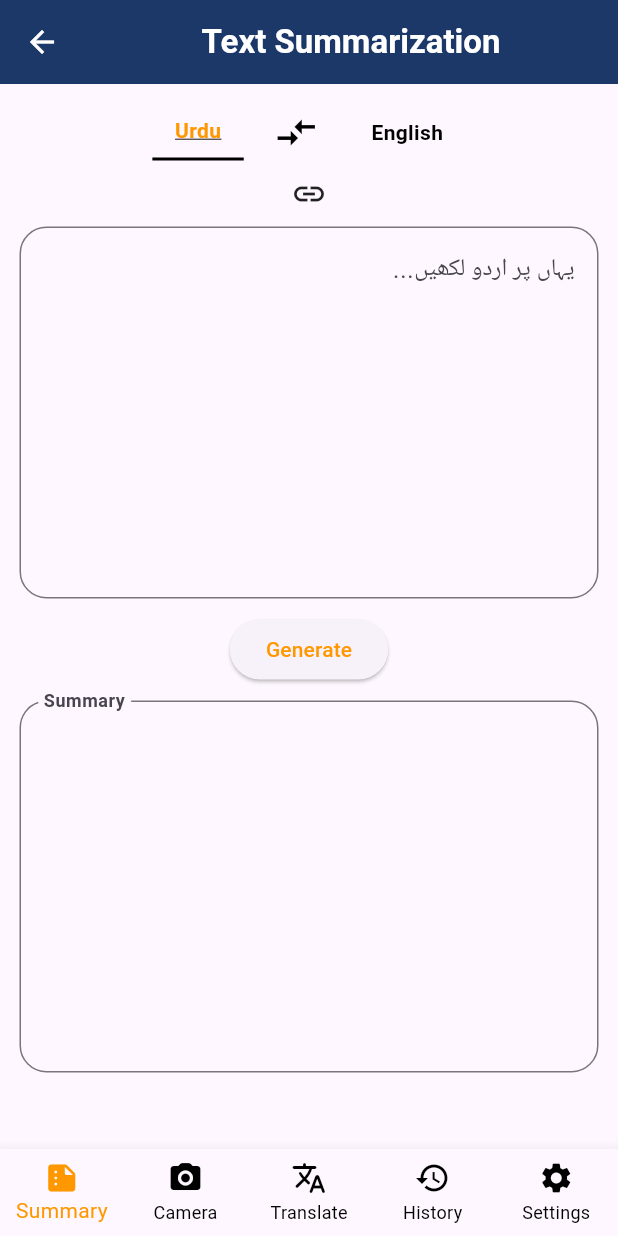
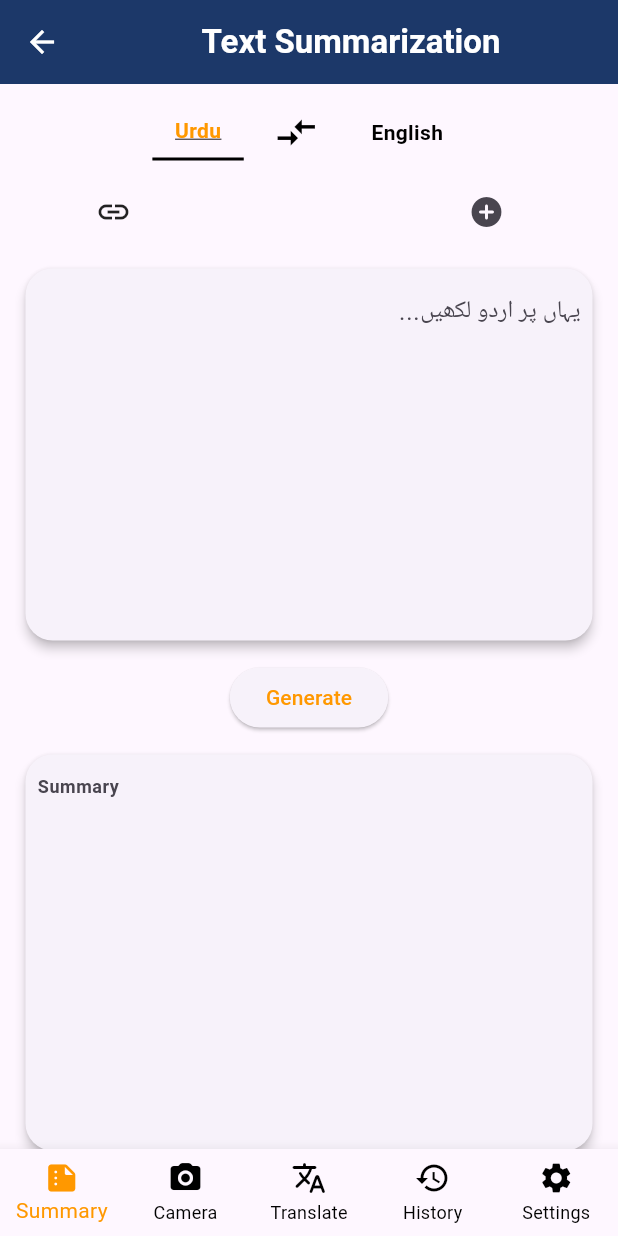
Before and after one commit to Wasiue03/linguotech, a Flutter app: the SummaryGeneratorScreen screen opened by its route, on a phone screen of 412 x 824 dp. Run offline on Flutter 3.47's test engine with Material 3 defaults, Android fonts, the light colour scheme and no system bars; our stand-ins replace cloud_firestore, file_picker, firebase_auth, firebase_core, flutter_tts, google_sign_in and 2 more; accounts and stored records are empty.

Commit message:
Replaced Text form fields with cards

```diff
--- a/lib/Screens/Summarization/summary.dart
+++ b/lib/Screens/Summarization/summary.dart
@@ -1,9 +1,9 @@
 import 'package:flutter/material.dart';
 import 'package:flutter/services.dart';
+import 'package:linguotech/Screens/pdf.dart';
+import 'package:linguotech/model/Summarization/summary_model.dart';
 import 'package:linguotech/widgets/Nav_Bar/Navigation_bar.dart';
 import 'package:linguotech/widgets/language_selectot.dart';
-import 'dart:convert';
-import 'package:http/http.dart' as http;
 
 class SummaryGenerator extends StatelessWidget {
   @override
@@ -57,11 +57,36 @@
                   onTap: () {
                     _showLinkInputDialog(context);
                   },
-                  child: Icon(Icons.link),
+                  child: Row(
+                    mainAxisAlignment: MainAxisAlignment.spaceAround,
+                    children: [
+                      Icon(Icons.link),
+                      SizedBox(
+                          width: 10), // Adjust spacing between icons if needed
+                      IconButton(
+                        icon: Icon(Icons.add_circle_rounded),
+                        onPressed: () async {
+                          Navigator.push(
+                            context,
+                            MaterialPageRoute(
+                                builder: (context) => PDFPickerScreen()),
+                          );
+                        },
                       ),
+                    ],
+                  ),
+                ),
+
                 SizedBox(height: 10),
 // Text input field
-                TextFormField(
+                Card(
+                  elevation: 3,
+                  shape: RoundedRectangleBorder(
+                    borderRadius: BorderRadius.circular(18),
+                  ),
+                  child: Padding(
+                    padding: const EdgeInsets.all(8.0),
+                    child: TextFormField(
                       controller: _inputController,
                       maxLines: 9,
                       textAlign: selectedLanguage == 'Urdu'
@@ -72,14 +97,13 @@
                         hintText: selectedLanguage == 'Urdu'
                             ? '...یہاں پر اردو لکھیں'
                             : 'Enter Text Here...',
-                    border: OutlineInputBorder(
-                      borderRadius: BorderRadius.circular(18),
-                    ),
+                        border: InputBorder.none, // Remove border
                         errorText: _errorText.isNotEmpty ? _errorText : null,
                       ),
                       onChanged: (value) {
                         // Check if the entered text contains English characters
-                    if (selectedLanguage == 'Urdu' && _containsEnglish(value)) {
+                        if (selectedLanguage == 'Urdu' &&
+                            _containsEnglish(value)) {
                           setState(() {
                             _errorText = 'Only Urdu characters are allowed';
                           });
@@ -102,6 +126,8 @@
                         return null;
                       },
                     ),
+                  ),
+                ),
                 SizedBox(height: 10),
 // Button to generate summary
                 ElevatedButton(
@@ -119,7 +145,14 @@
                 ),
                 SizedBox(height: 10),
 // Output text field
-                TextFormField(
+                Card(
+                  elevation: 3,
+                  shape: RoundedRectangleBorder(
+                    borderRadius: BorderRadius.circular(18),
+                  ),
+                  child: Padding(
+                    padding: const EdgeInsets.all(8.0),
+                    child: TextFormField(
                       controller: _outputController,
                       maxLines: 9,
                       readOnly: true,
@@ -127,8 +160,9 @@
                         floatingLabelBehavior: FloatingLabelBehavior.always,
                         labelText: 'Summary',
                         labelStyle: TextStyle(fontWeight: FontWeight.bold),
-                    border: OutlineInputBorder(
-                        borderRadius: BorderRadius.circular(18)),
+                        border: InputBorder.none, // Remove border
+                      ),
+                    ),
                   ),
                 ),
               ],
@@ -150,13 +184,6 @@
     // Checks if the text contains characters other than English alphabets and spaces
     return RegExp(r'[^a-zA-Z ]').hasMatch(text);
   }
-
-  // Placeholder function for generating summary
-  // String generateSummary(String inputText) {
-  // Here you can implement your summary generation logic
-  // For now, let's just return the input text
-  //   return inputText;
-  // }
 
   void changeLanguage(String language) {
     setState(() {
@@ -191,8 +218,9 @@
               ElevatedButton(
                 onPressed: () async {
                   // Call a method to fetch summary from the provided link
-                  String summary = await fetchSummaryFromLink(url);
-                  _outputController.text = summary;
+                  String Web_Summary = await fetchSummaryFromLink(url);
+                  _outputController.text = Web_Summary;
+                  print("Yes");
                   Navigator.of(context).pop(); // Close dialog
                 },
                 child: Text('Generate Summary'),
@@ -203,54 +231,4 @@
       },
     );
   }
-
-  Future<String> fetchSummaryFromLink(String url) async {
-    try {
-      var headers = {'Content-Type': 'application/json'};
-      var body = json.encode({'url': url}); // Encode the URL as JSON
-      var response = await http.post(
-        Uri.parse(
-            'http://10.0.2.2:5000/summary'), // Replace with your server address
-        headers: headers,
-        body: body,
-      );
-
-      if (response.statusCode == 200) {
-        var data = json.decode(response.body);
-        String summary = data['summary'];
-        print(summary); // Extract summary from response
-        // Set the summary text to the output controller
-
-        return summary;
-      } else {
-        throw Exception('Failed to fetch summary: ${response.reasonPhrase}');
 }
-    } catch (error) {
-      return 'Error: $error';
-    }
-  }
-
-  Future<String> fetchEnglishSummary(String text) async {
-    try {
-      var headers = {'Content-Type': 'application/json'};
-      var body = json.encode({'text': text});
-      var response = await http.post(
-        Uri.parse(
-            'http://10.0.2.2:5000/summarize'), // Replace with your server address
-        headers: headers,
-        body: body,
-      );
-
-      if (response.statusCode == 200) {
-        var data = json.decode(response.body);
-        String EngSummary = data['summary'];
-        print(EngSummary); // Extract summary from response
-        return EngSummary;
-      } else {
-        throw Exception('Failed to fetch summary: ${response.reasonPhrase}');
-      }
-    } catch (error) {
-      return 'Error: $error';
-    }
-  }
-}
```
Also changed, not shown: lib/Screens/pdf.dart (added, +97 -0 lines), lib/model/Summarization/summary_model.dart (added, +52 -0 lines), pubspec.yaml (+8 -1 lines), pubspec.lock, 4 other files. Lines whose indentation alone changed are shown as unchanged.
